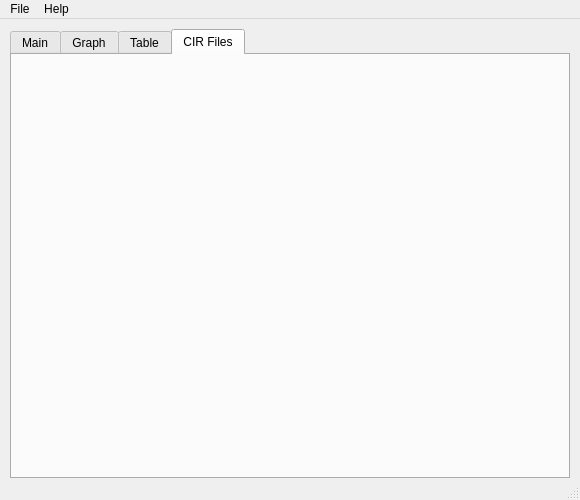
Old version of the form Resources/Tools/Simulation_analyzer/ui/simulation_analyzer.ui in the repository ginotkj/fiocs.
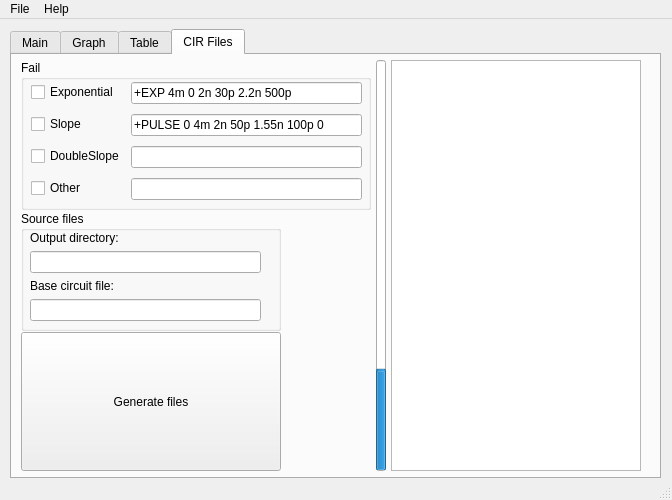
New version of the form. The open tabs and pages were chosen to show the change.

The edit to the form file:
```diff
--- a/Resources/Tools/Simulation_analyzer/ui/simulation_analyzer.ui
+++ b/Resources/Tools/Simulation_analyzer/ui/simulation_analyzer.ui
@@ -6,7 +6,7 @@
    <rect>
     <x>0</x>
     <y>0</y>
-    <width>580</width>
+    <width>672</width>
     <height>500</height>
    </rect>
   </property>
@@ -43,7 +43,7 @@
      <rect>
       <x>10</x>
       <y>10</y>
-      <width>560</width>
+      <width>651</width>
       <height>450</height>
      </rect>
     </property>
@@ -441,6 +441,272 @@
      <attribute name="title">
       <string>CIR Files</string>
      </attribute>
+     <widget class="QWidget" name="horizontalLayoutWidget_2">
+      <property name="geometry">
+       <rect>
+        <x>0</x>
+        <y>0</y>
+        <width>641</width>
+        <height>421</height>
+       </rect>
+      </property>
+      <layout class="QHBoxLayout" name="horizontalLayout_2" stretch="0,0,0">
+       <property name="spacing">
+        <number>1</number>
+       </property>
+       <property name="sizeConstraint">
+        <enum>QLayout::SetMinimumSize</enum>
+       </property>
+       <property name="margin">
+        <number>5</number>
+       </property>
+       <item>
+        <layout class="QVBoxLayout" name="verticalLayout_3">
+         <property name="sizeConstraint">
+          <enum>QLayout::SetMinimumSize</enum>
+         </property>
+         <item>
+          <widget class="QGroupBox" name="groupBox_2">
+           <property name="enabled">
+            <bool>true</bool>
+           </property>
+           <property name="sizePolicy">
+            <sizepolicy hsizetype="Expanding" vsizetype="Maximum">
+             <horstretch>0</horstretch>
+             <verstretch>0</verstretch>
+            </sizepolicy>
+           </property>
+           <property name="minimumSize">
+            <size>
+             <width>250</width>
+             <height>150</height>
+            </size>
+           </property>
+           <property name="maximumSize">
+            <size>
+             <width>350</width>
+             <height>160</height>
+            </size>
+           </property>
+           <property name="title">
+            <string>Fail</string>
+           </property>
+           <property name="flat">
+            <bool>false</bool>
+           </property>
+           <property name="checkable">
+            <bool>false</bool>
+           </property>
+           <widget class="QWidget" name="formLayoutWidget">
+            <property name="geometry">
+             <rect>
+              <x>10</x>
+              <y>20</y>
+              <width>331</width>
+              <height>121</height>
+             </rect>
+            </property>
+            <layout class="QFormLayout" name="formLayout">
+             <property name="formAlignment">
+              <set>Qt::AlignLeading|Qt::AlignLeft|Qt::AlignVCenter</set>
+             </property>
+             <property name="verticalSpacing">
+              <number>10</number>
+             </property>
+             <item row="0" column="0">
+              <widget class="QCheckBox" name="checkBox">
+               <property name="text">
+                <string>Exponential</string>
+               </property>
+              </widget>
+             </item>
+             <item row="1" column="0">
+              <widget class="QCheckBox" name="checkBox_2">
+               <property name="text">
+                <string>Slope</string>
+               </property>
+              </widget>
+             </item>
+             <item row="2" column="0">
+              <widget class="QCheckBox" name="checkBox_3">
+               <property name="text">
+                <string>DoubleSlope</string>
+               </property>
+              </widget>
+             </item>
+             <item row="3" column="0">
+              <widget class="QCheckBox" name="checkBox_4">
+               <property name="text">
+                <string>Other</string>
+               </property>
+              </widget>
+             </item>
+             <item row="0" column="1">
+              <widget class="QLineEdit" name="lineEdit">
+               <property name="text">
+                <string>+EXP 4m 0 2n 30p 2.2n 500p</string>
+               </property>
+               <property name="readOnly">
+                <bool>true</bool>
+               </property>
+              </widget>
+             </item>
+             <item row="1" column="1">
+              <widget class="QLineEdit" name="lineEdit_2">
+               <property name="text">
+                <string>+PULSE 0 4m 2n 50p 1.55n 100p 0</string>
+               </property>
+              </widget>
+             </item>
+             <item row="2" column="1">
+              <widget class="QLineEdit" name="lineEdit_3"/>
+             </item>
+             <item row="3" column="1">
+              <widget class="QLineEdit" name="lineEdit_4"/>
+             </item>
+            </layout>
+           </widget>
+          </widget>
+         </item>
+         <item>
+          <widget class="QGroupBox" name="groupBox_3">
+           <property name="sizePolicy">
+            <sizepolicy hsizetype="Expanding" vsizetype="Maximum">
+             <horstretch>0</horstretch>
+             <verstretch>0</verstretch>
+            </sizepolicy>
+           </property>
+           <property name="minimumSize">
+            <size>
+             <width>250</width>
+             <height>120</height>
+            </size>
+           </property>
+           <property name="maximumSize">
+            <size>
+             <width>260</width>
+             <height>16777215</height>
+            </size>
+           </property>
+           <property name="title">
+            <string>Source files</string>
+           </property>
+           <widget class="QWidget" name="verticalLayoutWidget_2">
+            <property name="geometry">
+             <rect>
+              <x>9</x>
+              <y>19</y>
+              <width>231</width>
+              <height>91</height>
+             </rect>
+            </property>
+            <layout class="QVBoxLayout" name="verticalLayout_4">
+             <item>
+              <widget class="QLabel" name="label_7">
+               <property name="text">
+                <string>Output directory:</string>
+               </property>
+              </widget>
+             </item>
+             <item>
+              <widget class="QLineEdit" name="lineEdit_5"/>
+             </item>
+             <item>
+              <widget class="QLabel" name="label_8">
+               <property name="text">
+                <string>Base circuit file:</string>
+               </property>
+              </widget>
+             </item>
+             <item>
+              <widget class="QLineEdit" name="lineEdit_6"/>
+             </item>
+            </layout>
+           </widget>
+          </widget>
+         </item>
+         <item>
+          <widget class="QPushButton" name="pushButton_6">
+           <property name="sizePolicy">
+            <sizepolicy hsizetype="Minimum" vsizetype="Minimum">
+             <horstretch>0</horstretch>
+             <verstretch>0</verstretch>
+            </sizepolicy>
+           </property>
+           <property name="minimumSize">
+            <size>
+             <width>246</width>
+             <height>20</height>
+            </size>
+           </property>
+           <property name="maximumSize">
+            <size>
+             <width>260</width>
+             <height>16777215</height>
+            </size>
+           </property>
+           <property name="text">
+            <string>Generate files</string>
+           </property>
+          </widget>
+         </item>
+        </layout>
+       </item>
+       <item>
+        <widget class="QProgressBar" name="progressBar2">
+         <property name="sizePolicy">
+          <sizepolicy hsizetype="Expanding" vsizetype="Expanding">
+           <horstretch>0</horstretch>
+           <verstretch>0</verstretch>
+          </sizepolicy>
+         </property>
+         <property name="maximumSize">
+          <size>
+           <width>10</width>
+           <height>1000</height>
+          </size>
+         </property>
+         <property name="value">
+          <number>24</number>
+         </property>
+         <property name="alignment">
+          <set>Qt::AlignCenter</set>
+         </property>
+         <property name="textVisible">
+          <bool>false</bool>
+         </property>
+         <property name="orientation">
+          <enum>Qt::Vertical</enum>
+         </property>
+         <property name="invertedAppearance">
+          <bool>false</bool>
+         </property>
+        </widget>
+       </item>
+       <item>
+        <widget class="QTreeView" name="treeView_2">
+         <property name="sizePolicy">
+          <sizepolicy hsizetype="Expanding" vsizetype="Expanding">
+           <horstretch>0</horstretch>
+           <verstretch>0</verstretch>
+          </sizepolicy>
+         </property>
+         <property name="minimumSize">
+          <size>
+           <width>200</width>
+           <height>0</height>
+          </size>
+         </property>
+         <property name="maximumSize">
+          <size>
+           <width>250</width>
+           <height>16777215</height>
+          </size>
+         </property>
+        </widget>
+       </item>
+      </layout>
+     </widget>
     </widget>
    </widget>
   </widget>
@@ -449,7 +715,7 @@
     <rect>
      <x>0</x>
      <y>0</y>
-     <width>580</width>
+     <width>672</width>
      <height>21</height>
     </rect>
    </property>
```
Left out of the diff: 83 changed lines with no effect on the pictures.
